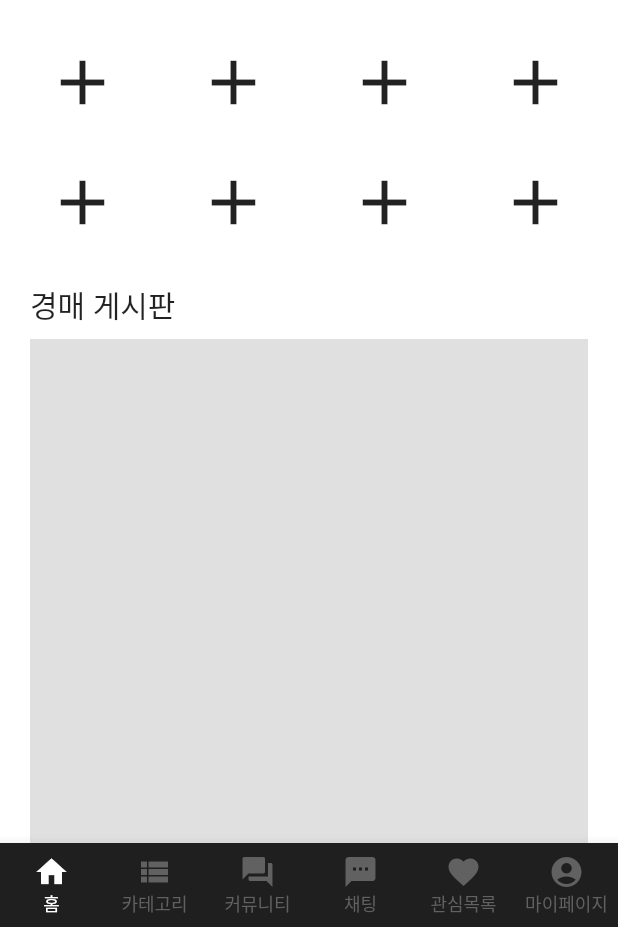
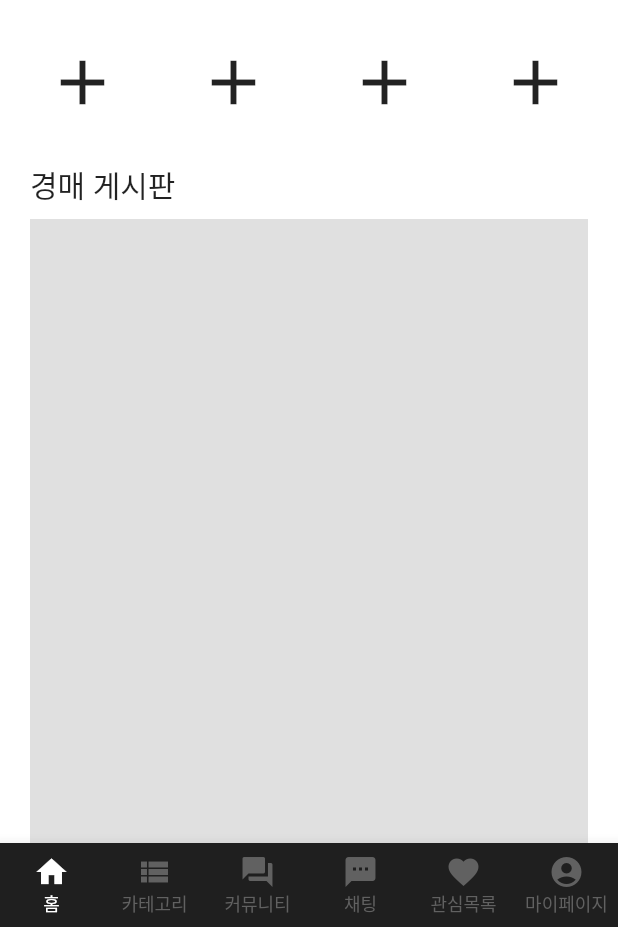
Before and after one commit to sehy0803/capstone, a Flutter app: the screen it shows once a user with an empty profile is signed in, on a phone screen of 412 x 824 dp, the part 309-1236 px from its top. Run offline on Flutter 3.47's test engine with Material 2 defaults, Android fonts, the phone set to English and light mode, and no system bars; our stand-ins replace cloud_firestore, firebase_auth, firebase_core, firebase_storage, image_picker; accounts and stored records are empty.

Commit message:
2023-11-14 유저 게시글 수정

```diff
--- a/lib/community_auction_register_screen.dart
+++ b/lib/community_auction_register_screen.dart
@@ -38,7 +38,7 @@ class _AuctionRegisterScreenState extends State<AuctionRegisterScreen> {
   String status = '진행중'; // 경매 상태 : 진행중, 낙찰, 경매 실패
   Timestamp createDate = Timestamp.now(); // 글을 올린 날짜와 시간
   Timestamp endTime = Timestamp.fromDate(
-      DateTime.now().add(Duration(minutes: 1)));
+      DateTime.now().add(Duration(minutes: 3)));
   String category = '1'; // 카테고리 초기값 1 = 의류
 
   // 경매 종료까지 남은 시간 : createDate + 1분
--- a/lib/home_screen.dart
+++ b/lib/home_screen.dart
@@ -77,44 +77,44 @@ class HomeScreen extends StatelessWidget {
                     ),
                   ],
                 ),
-                SizedBox(height: 30),
-                Row(
-                  mainAxisAlignment: MainAxisAlignment.spaceBetween,
-                  children: [
-                    IconButton(
-                      onPressed: () {},
-                      icon: Icon(Icons.add),
-                      iconSize: 50,
-                      padding: EdgeInsets.zero,
-                      // 패딩 설정
-                      constraints: BoxConstraints(), // 패딩 설정
-                    ),
-                    IconButton(
-                      onPressed: () {},
-                      icon: Icon(Icons.add),
-                      iconSize: 50,
-                      padding: EdgeInsets.zero,
-                      // 패딩 설정
-                      constraints: BoxConstraints(), // 패딩 설정
-                    ),
-                    IconButton(
-                      onPressed: () {},
-                      icon: Icon(Icons.add),
-                      iconSize: 50,
-                      padding: EdgeInsets.zero,
-                      // 패딩 설정
-                      constraints: BoxConstraints(), // 패딩 설정
-                    ),
-                    IconButton(
-                      onPressed: () {},
-                      icon: Icon(Icons.add),
-                      iconSize: 50,
-                      padding: EdgeInsets.zero,
-                      // 패딩 설정
-                      constraints: BoxConstraints(), // 패딩 설정
-                    ),
-                  ],
-                ),
+                //SizedBox(height: 30),
+                // Row(
+                //   mainAxisAlignment: MainAxisAlignment.spaceBetween,
+                //   children: [
+                //     IconButton(
+                //       onPressed: () {},
+                //       icon: Icon(Icons.add),
+                //       iconSize: 50,
+                //       padding: EdgeInsets.zero,
+                //       // 패딩 설정
+                //       constraints: BoxConstraints(), // 패딩 설정
+                //     ),
+                //     IconButton(
+                //       onPressed: () {},
+                //       icon: Icon(Icons.add),
+                //       iconSize: 50,
+                //       padding: EdgeInsets.zero,
+                //       // 패딩 설정
+                //       constraints: BoxConstraints(), // 패딩 설정
+                //     ),
+                //     IconButton(
+                //       onPressed: () {},
+                //       icon: Icon(Icons.add),
+                //       iconSize: 50,
+                //       padding: EdgeInsets.zero,
+                //       // 패딩 설정
+                //       constraints: BoxConstraints(), // 패딩 설정
+                //     ),
+                //     IconButton(
+                //       onPressed: () {},
+                //       icon: Icon(Icons.add),
+                //       iconSize: 50,
+                //       padding: EdgeInsets.zero,
+                //       // 패딩 설정
+                //       constraints: BoxConstraints(), // 패딩 설정
+                //     ),
+                //   ],
+                // ),
               ],
             ), // 카테고리 이동 버튼,
           ),
```
Also changed, not shown: lib/community_user_detail_screen.dart (+8 -6 lines).
